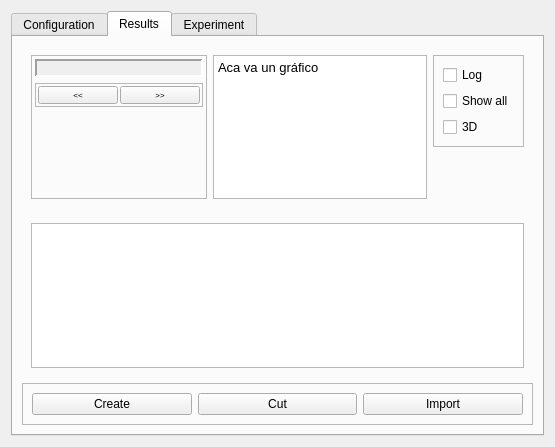
First picture: the form in MLC/GUI/Autogenerated/untitled/experiment.ui, repository MachineLearningControl/OpenMLC-Python, before the edit.
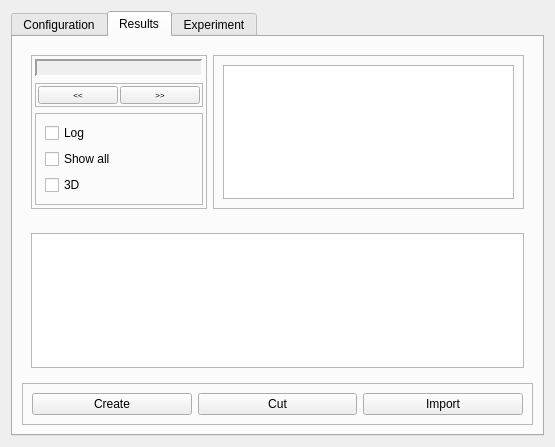
Second picture: the form after the edit.

Commit message:
Added matplotlib graph inside Experiment Dialog
* #33

Diff of the .ui file:
```diff
--- a/MLC/GUI/Autogenerated/untitled/experiment.ui
+++ b/MLC/GUI/Autogenerated/untitled/experiment.ui
@@ -224,65 +224,52 @@
               </widget>
              </item>
              <item>
-              <spacer name="verticalSpacer">
-               <property name="orientation">
-                <enum>Qt::Vertical</enum>
+              <widget class="QFrame" name="frame_4">
+               <property name="frameShape">
+                <enum>QFrame::StyledPanel</enum>
                </property>
-               <property name="sizeType">
-                <enum>QSizePolicy::Maximum</enum>
+               <property name="frameShadow">
+                <enum>QFrame::Raised</enum>
                </property>
-               <property name="sizeHint" stdset="0">
-                <size>
-                 <width>20</width>
-                 <height>100</height>
-                </size>
-               </property>
-              </spacer>
+               <layout class="QVBoxLayout" name="verticalLayout_4">
+                <item>
+                 <widget class="QCheckBox" name="log_check">
+                  <property name="text">
+                   <string>Log</string>
+                  </property>
+                 </widget>
+                </item>
+                <item>
+                 <widget class="QCheckBox" name="show_all_check">
+                  <property name="text">
+                   <string>Show all</string>
+                  </property>
+                 </widget>
+                </item>
+                <item>
+                 <widget class="QCheckBox" name="dimension_check">
+                  <property name="text">
+                   <string>3D</string>
+                  </property>
+                 </widget>
+                </item>
+               </layout>
+              </widget>
              </item>
             </layout>
            </widget>
           </item>
           <item>
-           <widget class="QTextEdit" name="textEdit_2">
-            <property name="html">
-             <string>&lt;!DOCTYPE HTML PUBLIC &quot;-//W3C//DTD HTML 4.0//EN&quot; &quot;http://www.w3.org/TR/REC-html40/strict.dtd&quot;&gt;
-&lt;html&gt;&lt;head&gt;&lt;meta name=&quot;qrichtext&quot; content=&quot;1&quot; /&gt;&lt;style type=&quot;text/css&quot;&gt;
-p, li { white-space: pre-wrap; }
-&lt;/style&gt;&lt;/head&gt;&lt;body style=&quot; font-family:'Sans Serif'; font-size:9pt; font-weight:400; font-style:normal;&quot;&gt;
-&lt;p style=&quot; margin-top:0px; margin-bottom:0px; margin-left:0px; margin-right:0px; -qt-block-indent:0; text-indent:0px;&quot;&gt;&lt;span style=&quot; font-family:'Noto Sans'; font-size:10pt;&quot;&gt;Aca va un gráfico&lt;/span&gt;&lt;/p&gt;
-&lt;p style=&quot;-qt-paragraph-type:empty; margin-top:0px; margin-bottom:0px; margin-left:0px; margin-right:0px; -qt-block-indent:0; text-indent:0px; font-family:'Noto Sans'; font-size:10pt;&quot;&gt;&lt;br /&gt;&lt;/p&gt;&lt;/body&gt;&lt;/html&gt;</string>
-            </property>
-           </widget>
-          </item>
-          <item alignment="Qt::AlignTop">
-           <widget class="QFrame" name="frame_4">
+           <widget class="QFrame" name="indiv_graph_frame">
             <property name="frameShape">
              <enum>QFrame::StyledPanel</enum>
             </property>
             <property name="frameShadow">
              <enum>QFrame::Raised</enum>
             </property>
-            <layout class="QVBoxLayout" name="verticalLayout_4">
+            <layout class="QHBoxLayout" name="horizontalLayout_2">
              <item>
-              <widget class="QCheckBox" name="checkBox">
-               <property name="text">
-                <string>Log</string>
-               </property>
-              </widget>
-             </item>
-             <item>
-              <widget class="QCheckBox" name="checkBox_2">
-               <property name="text">
-                <string>Show all</string>
-               </property>
-              </widget>
-             </item>
-             <item>
-              <widget class="QCheckBox" name="checkBox_3">
-               <property name="text">
-                <string>3D</string>
-               </property>
-              </widget>
+              <widget class="QTextEdit" name="textEdit"/>
              </item>
             </layout>
            </widget>
```
Left out of the diff: 54 changed lines with no effect on the pictures. The commit also changes 11 other files.
